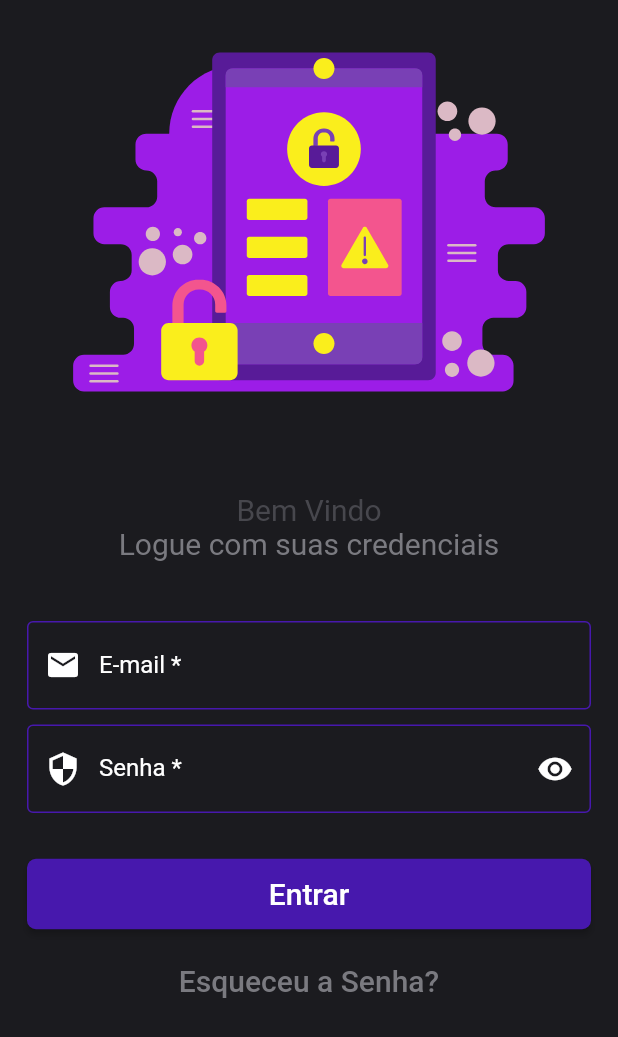
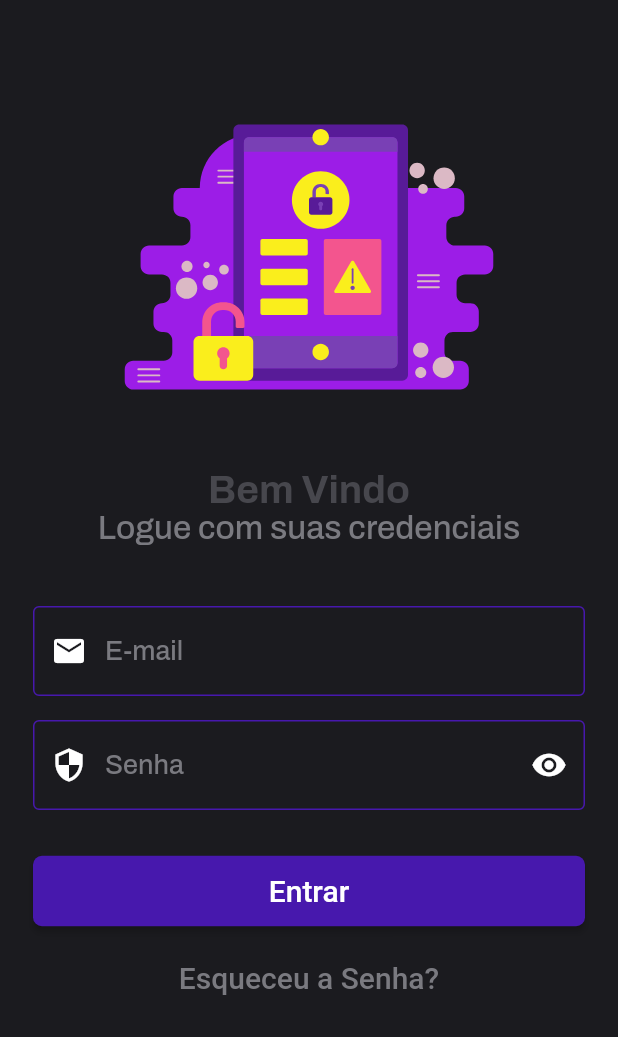
Before and after one commit to gxguinho/pi-unipam-mobile, a Flutter app: the screen it shows after launch, on a phone screen of 412 x 824 dp. Shown: the top 1037 px of the screen. Run offline on Flutter 3.47's test engine with Material 2 defaults, Android fonts, the phone set to English and light mode, and no system bars; our stand-ins replace flutter_svg, google_fonts.

Commit message:
Fix Login

```diff
--- a/lib/app_widget.dart
+++ b/lib/app_widget.dart
@@ -7,6 +7,8 @@ class AppWidget extends StatelessWidget {
 
   @override
   Widget build(BuildContext context) {
-    return MaterialApp(home: Login());
+    return MaterialApp(
+      home: Login()
+    );
   }
 }
--- a/lib/modules/Login/login_page.dart
+++ b/lib/modules/Login/login_page.dart
@@ -3,6 +3,7 @@ import 'package:flutter_svg/flutter_svg.dart';
 import 'package:flutter/cupertino.dart';
 import 'package:flutter/services.dart';
 import 'package:unipam_mobile/shared/themes/app_colors.dart';
+import 'package:unipam_mobile/shared/themes/app_text.dart';
 
 
 
@@ -16,8 +17,8 @@ class Login extends StatefulWidget {
 class _LoginState extends State<Login> {
   bool isHiddenPassword = true;
 
-  String Email = '';
-  String Passaword = '';
+  String email = '';
+  String passaword = '';
 
   @override
   Widget build(BuildContext context) {
@@ -27,26 +28,26 @@ class _LoginState extends State<Login> {
             width: MediaQuery.of(context).size.width,
             height: MediaQuery.of(context).size.height,
            child: SingleChildScrollView(
-
             child: Padding(
-              padding: const EdgeInsets.all(8.0),
+              padding: const EdgeInsets.all(12),
+              child: Padding(
+                padding: const EdgeInsets.only(top: 50),
                 child: Column(
                     mainAxisAlignment: MainAxisAlignment.center,
                     children: [
-                    Container(child: SvgPicture.asset('assets/logo.svg')),
+                      Container(
+                        child: SvgPicture.asset('assets/logo.svg', height: 250,)
+                      ),
                       Container(
                         child: Text(
                           'Bem Vindo',
-                        style: TextStyle(
-                          fontSize: 20,
-                          color: AppColors.title,
-                        ),
+                          style: AppText.title
                         ),
                       ),
                       Container(
                         child: Text(
                           'Logue com suas credenciais',
-                        style: TextStyle(fontSize: 20, color: AppColors.text),
+                          style: AppText.description,
                         ),
                       ),
                       SizedBox(
@@ -57,9 +58,9 @@ class _LoginState extends State<Login> {
                         child: Column(
                           children: [
                             TextField(
-                            style: TextStyle(color: Colors.white),
+                              style: AppText.input,
                               onChanged: (text) {
-                              Email= text;
+                                email = text;
                               },
                               keyboardType: TextInputType.emailAddress,
                               decoration: InputDecoration(
@@ -70,17 +71,17 @@ class _LoginState extends State<Login> {
                                     Icons.email,
                                     color: AppColors.white,
                                   ),
-                                labelText: 'E-mail *',
-                                labelStyle: TextStyle(color: AppColors.white),
+                                  labelText: 'E-mail',
+                                  labelStyle: AppText.input,
                                   border: OutlineInputBorder()),
                             ),
                             SizedBox(
-                            height: 10,
+                              height: 16,
                             ),
                             TextField(
-                            style: TextStyle(color: Colors.white),
+                              style: AppText.input,
                               onChanged:(text){
-                              Passaword = text;
+                                passaword = text;
                               },
                               obscureText: isHiddenPassword,
                               decoration: InputDecoration(
@@ -91,8 +92,8 @@ class _LoginState extends State<Login> {
                                     Icons.security,
                                     color: AppColors.white,
                                   ),
-                                labelText: 'Senha *',
-                                labelStyle: TextStyle(color: AppColors.white),
+                                  labelText: 'Senha',
+                                  labelStyle: AppText.input,
                                   border: OutlineInputBorder(),
                                   suffixIcon: InkWell(
                                       onTap: _togglePasswordView,
@@ -106,9 +107,8 @@ class _LoginState extends State<Login> {
                             ),
                             // ignore: deprecated_member_use
                             RaisedButton(
-                            onPressed: (
-                            ) {
-                              if(Email == 'mariafernanda212@hotmail.com' && Passaword == '123' ){
+                              onPressed: () {
+                                if(email == 'mariafernanda212@hotmail.com' && passaword == '123' ){
                                   print('Logado');
                                 }else{
                                   print ('Não Logado');
@@ -148,6 +148,7 @@ class _LoginState extends State<Login> {
                     ]),
               ),
             ),
+          ),
         ));
   }
 
--- a/lib/shared/themes/app_text.dart
+++ b/lib/shared/themes/app_text.dart
@@ -4,18 +4,25 @@ import 'package:unipam_mobile/shared/themes/app_colors.dart';
 
 class AppText {
   // ignore: non_constant_identifier_names
-  static final Title = GoogleFonts.archivo(
-      fontSize: 32, fontWeight: FontWeight.bold, color: AppColors.title);
+  static final title = GoogleFonts.archivo(
+      fontSize: 26, fontWeight: FontWeight.bold, color: AppColors.title
+  );
+
+  static final description = GoogleFonts.archivo(
+      fontSize: 22, fontWeight: FontWeight.w500, color: AppColors.text
+  );
+
+  static final input = GoogleFonts.archivo(
+      fontSize: 18, fontWeight: FontWeight.w500, color: AppColors.text
+  );
 
   // ignore: non_constant_identifier_names
-  static final Description = GoogleFonts.archivo(
-      fontSize: 26, fontWeight: FontWeight.w500, color: AppColors.title);
+  static final error = GoogleFonts.archivo(
+      fontSize: 20, fontWeight: FontWeight.normal, color: AppColors.error
+  );
 
   // ignore: non_constant_identifier_names
-  static final Error = GoogleFonts.archivo(
-      fontSize: 20, fontWeight: FontWeight.normal, color: AppColors.error);
-
-  // ignore: non_constant_identifier_names
-  static final ButtonTitle = GoogleFonts.archivo(
-      fontSize: 24, fontWeight: FontWeight.bold, color: AppColors.white);
+  static final buttonTitle = GoogleFonts.archivo(
+      fontSize: 24, fontWeight: FontWeight.bold, color: AppColors.white
+  );
 }
```
Lines whose indentation alone changed are shown as unchanged.
